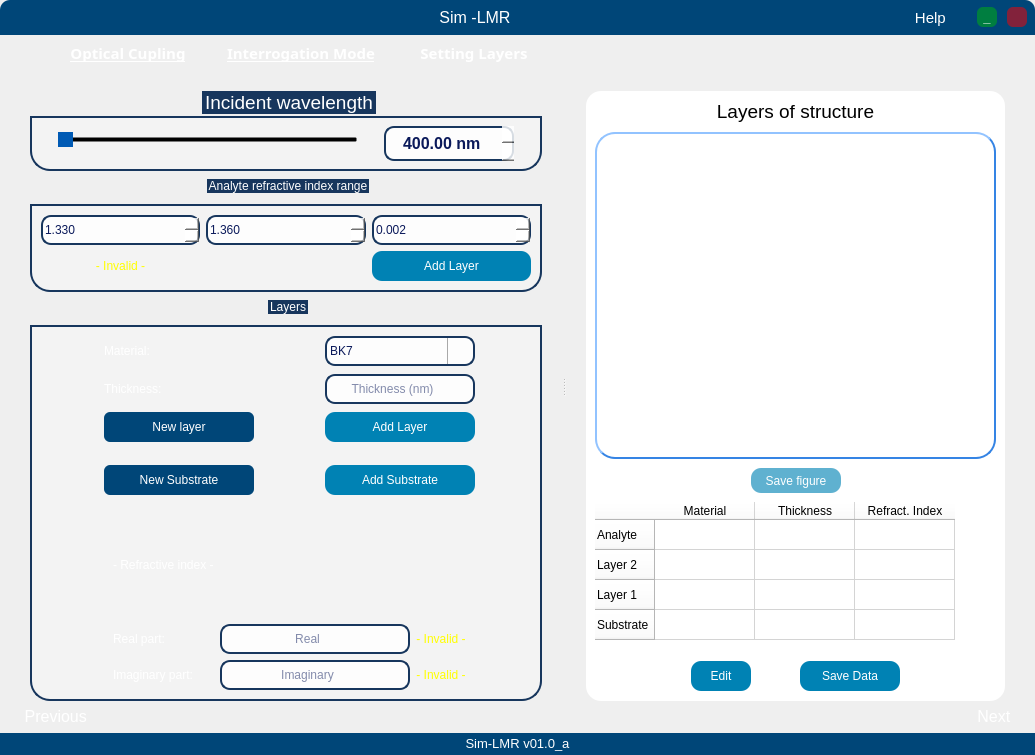
This is main_interface.ui in AdeilsonLeal1/Simulador-SPR-LMR as Qt 5 draws it before an edit. The edited form follows.
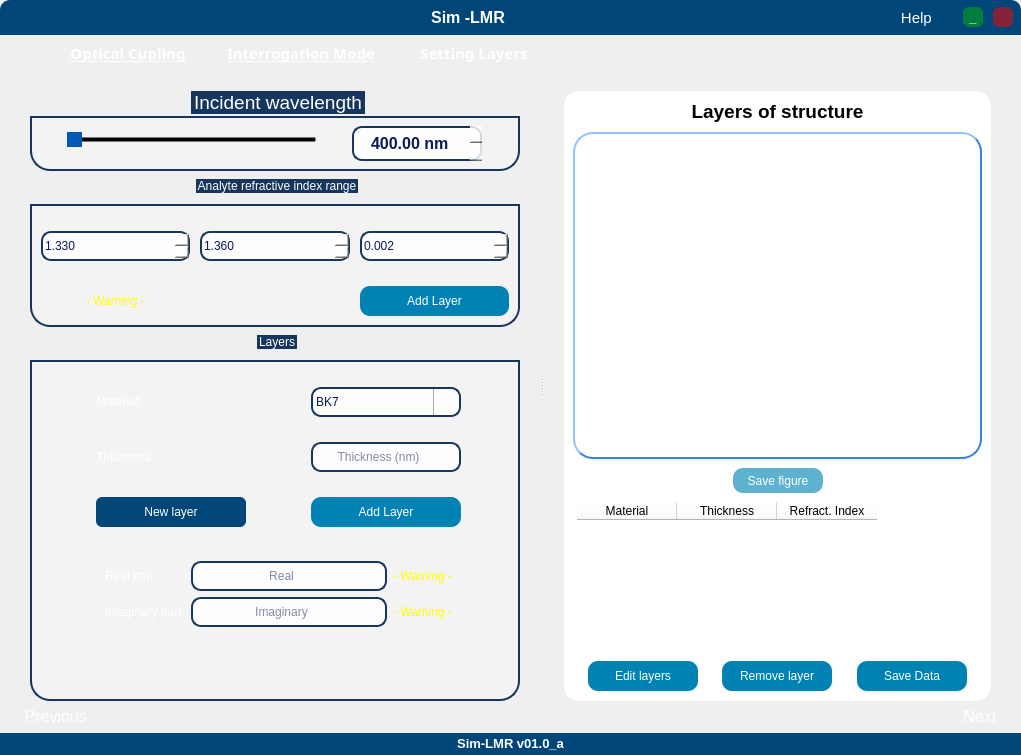
This is the edited form. The open tabs and pages were chosen to show the change. Icons and pictures are not drawn.

What changed in the file:
```diff
--- a/main_interface.ui
+++ b/main_interface.ui
@@ -6,7 +6,7 @@
    <rect>
     <x>0</x>
     <y>0</y>
-    <width>1035</width>
+    <width>1021</width>
     <height>755</height>
    </rect>
   </property>
@@ -145,8 +145,9 @@
          <font>
           <family>Ubuntu</family>
           <pointsize>10</pointsize>
+          <weight>63</weight>
           <italic>false</italic>
-          <bold>false</bold>
+          <bold>true</bold>
          </font>
         </property>
         <property name="styleSheet">
@@ -177,6 +178,7 @@
          <font>
           <family>Ubuntu</family>
           <pointsize>11</pointsize>
+          <weight>50</weight>
           <italic>false</italic>
           <bold>false</bold>
          </font>
@@ -234,6 +236,7 @@
          <font>
           <family>Ubuntu</family>
           <pointsize>10</pointsize>
+          <weight>99</weight>
           <italic>false</italic>
           <bold>true</bold>
          </font>
@@ -278,8 +281,9 @@
          <font>
           <family>Ubuntu</family>
           <pointsize>10</pointsize>
+          <weight>63</weight>
           <italic>false</italic>
-          <bold>false</bold>
+          <bold>true</bold>
          </font>
         </property>
         <property name="cursor">
@@ -2385,7 +2389,7 @@
                    <widget class="QGroupBox" name="gb_incident_wav">
                     <property name="minimumSize">
                      <size>
-                      <width>510</width>
+                      <width>400</width>
                       <height>80</height>
                      </size>
                     </property>
@@ -2399,6 +2403,7 @@
                      <font>
                       <family>Ubuntu</family>
                       <pointsize>14</pointsize>
+                      <weight>50</weight>
                       <italic>false</italic>
                       <bold>false</bold>
                      </font>
@@ -2480,7 +2485,7 @@
                        </property>
                        <property name="minimumSize">
                         <size>
-                         <width>300</width>
+                         <width>250</width>
                          <height>25</height>
                         </size>
                        </property>
@@ -2553,6 +2558,7 @@
                         <font>
                          <family>Ubuntu</family>
                          <pointsize>12</pointsize>
+                         <weight>88</weight>
                          <italic>false</italic>
                          <bold>true</bold>
                         </font>
@@ -2672,6 +2678,15 @@
                      <string>Analyte refractive index range</string>
                     </property>
                     <layout class="QGridLayout" name="gridLayout_4">
+                     <property name="topMargin">
+                      <number>25</number>
+                     </property>
+                     <property name="horizontalSpacing">
+                      <number>10</number>
+                     </property>
+                     <property name="verticalSpacing">
+                      <number>25</number>
+                     </property>
                      <item row="1" column="2">
                       <widget class="QPushButton" name="btn_add_analyte">
                        <property name="minimumSize">
@@ -2716,7 +2731,7 @@
 </string>
                        </property>
                        <property name="text">
-                        <string>&lt;html&gt;&lt;head/&gt;&lt;body&gt;&lt;p&gt;&lt;span style=&quot; color:#ffff00;&quot;&gt;- Invalid -&lt;/span&gt;&lt;/p&gt;&lt;/body&gt;&lt;/html&gt;</string>
+                        <string>&lt;html&gt;&lt;head/&gt;&lt;body&gt;&lt;p&gt;&lt;span style=&quot; color:#ffff00;&quot;&gt;- Warning -&lt;/span&gt;&lt;/p&gt;&lt;/body&gt;&lt;/html&gt;</string>
                        </property>
                        <property name="alignment">
                         <set>Qt::AlignCenter</set>
@@ -2926,7 +2941,7 @@
                       <number>9</number>
                      </property>
                      <property name="topMargin">
-                      <number>9</number>
+                      <number>25</number>
                      </property>
                      <property name="rightMargin">
                       <number>0</number>
@@ -2934,53 +2949,13 @@
                      <property name="bottomMargin">
                       <number>0</number>
                      </property>
-                     <property name="spacing">
-                      <number>8</number>
+                     <property name="horizontalSpacing">
+                      <number>10</number>
                      </property>
-                     <item row="1" column="0">
-                      <widget class="QLabel" name="label_12">
-                       <property name="styleSheet">
-                        <string notr="true">font: 14pt &quot;Ubuntu&quot;;</string>
-                       </property>
-                       <property name="text">
-                        <string>&lt;html&gt;&lt;head/&gt;&lt;body&gt;&lt;p&gt;&lt;span style=&quot; color:#ffffff;&quot;&gt;Thickness:&lt;/span&gt;&lt;/p&gt;&lt;/body&gt;&lt;/html&gt;</string>
-                       </property>
-                      </widget>
-                     </item>
-                     <item row="4" column="0">
-                      <widget class="QPushButton" name="btn_new_substrate">
-                       <property name="minimumSize">
-                        <size>
-                         <width>100</width>
-                         <height>30</height>
-                        </size>
-                       </property>
-                       <property name="maximumSize">
-                        <size>
-                         <width>150</width>
-                         <height>16777215</height>
-                        </size>
-                       </property>
-                       <property name="styleSheet">
-                        <string notr="true">QPushButton{
-		font: 400 11pt &quot;Ubuntu&quot;;
-	color: rgb(255, 255,255);
-	background-color: rgb(0, 70, 120);
-	border-radius:6px;
-}
-
-QPushButton:hover{
-	background: rgb(0, 0, 255);
-	width: 40;
-	height: 35;
-}</string>
-                       </property>
-                       <property name="text">
-                        <string>New Substrate</string>
-                       </property>
-                      </widget>
-                     </item>
-                     <item row="2" column="0">
+                     <property name="verticalSpacing">
+                      <number>25</number>
+                     </property>
+                     <item row="3" column="0">
                       <widget class="QPushButton" name="btn_new_layer">
                        <property name="minimumSize">
                         <size>
@@ -3014,22 +2989,42 @@
                       </widget>
                      </item>
                      <item row="3" column="1">
-                      <spacer name="verticalSpacer_2">
-                       <property name="orientation">
-                        <enum>Qt::Vertical</enum>
+                      <widget class="QPushButton" name="btn_add_layer">
+                       <property name="minimumSize">
+                        <size>
+                         <width>100</width>
+                         <height>30</height>
+                        </size>
                        </property>
-                       <property name="sizeType">
-                        <enum>QSizePolicy::Fixed</enum>
-                       </property>
-                       <property name="sizeHint" stdset="0">
+                       <property name="maximumSize">
                         <size>
-                         <width>20</width>
-                         <height>15</height>
+                         <width>150</width>
+                         <height>16777215</height>
                         </size>
                        </property>
-                      </spacer>
+                       <property name="styleSheet">
+                        <string notr="true">QPushButton{
+	font: 400 11pt &quot;Ubuntu&quot;;
+	color: rgb(255, 255,255);
+	background-color: rgb(0, 130, 180);
+	border-color: rgb(0, 100, 130);
+	border-width: 2px;
+	border-radius:10px;
+}
+
+QPushButton:hover{
+	background-color: rgb(00, 140, 70);
+	border-color: rgb(0, 120, 40);
+	width: 40;
+	height: 35;
+}</string>
+                       </property>
+                       <property name="text">
+                        <string>Add Layer</string>
+                       </property>
+                      </widget>
                      </item>
-                     <item row="0" column="0">
+                     <item row="1" column="0">
                       <widget class="QLabel" name="label_11">
                        <property name="styleSheet">
                         <string notr="true">font: 14pt &quot;Ubuntu&quot;;</string>
@@ -3039,7 +3034,108 @@
                        </property>
                       </widget>
                      </item>
-                     <item row="5" column="0" colspan="2">
+                     <item row="1" column="1">
+                      <widget class="QComboBox" name="cbox_material">
+                       <property name="minimumSize">
+                        <size>
+                         <width>0</width>
+                         <height>30</height>
+                        </size>
+                       </property>
+                       <property name="maximumSize">
+                        <size>
+                         <width>150</width>
+                         <height>16777215</height>
+                        </size>
+                       </property>
+                       <property name="cursor">
+                        <cursorShape>PointingHandCursor</cursorShape>
+                       </property>
+                       <property name="styleSheet">
+                        <string notr="true">QComboBox::drop-down {
+    width: 25;
+    border-left-width: 1px;
+    border-left-color: darkgray;
+    border-left-style: solid; /* just a single line */
+    border-top-right-radius: 3px; /* same radius as the QComboBox */
+    border-bottom-right-radius: 3px;
+}
+
+QComboBox
+{
+ padding: 1px 18px 1px 3px;
+color: rgb(10, 25, 90);
+font: 700 12pt &quot;Ubuntu&quot;;
+ border: 2px solid;
+border-color: #FF17365D;
+background-color: rgba(255, 255, 255,210);
+border-radius:10px;
+}
+QComboBox::down-arrow { /* shift the arrow when popup is open */
+    top: 1px;
+	image: url(:/icons/icons/arrow-down.png);
+    left: 1px;
+}</string>
+                       </property>
+                       <item>
+                        <property name="text">
+                         <string>BK7</string>
+                        </property>
+                       </item>
+                       <item>
+                        <property name="text">
+                         <string>Silica</string>
+                        </property>
+                       </item>
+                       <item>
+                        <property name="text">
+                         <string>Other</string>
+                        </property>
+                       </item>
+                      </widget>
+                     </item>
+                     <item row="2" column="1">
+                      <widget class="QLineEdit" name="thickness">
+                       <property name="minimumSize">
+                        <size>
+                         <width>0</width>
+                         <height>30</height>
+                        </size>
+                       </property>
+                       <property name="maximumSize">
+                        <size>
+                         <width>150</width>
+                         <height>16777215</height>
+                        </size>
+                       </property>
+                       <property name="styleSheet">
+                        <string notr="true"> padding: 1px 18px 1px 3px;
+color: rgb(10, 25, 90);
+font: 700 12pt &quot;Ubuntu&quot;;
+ border: 2px solid;
+border-color: #FF17365D;
+background-color: rgba(255, 255, 255,210);
+border-radius:10px;</string>
+                       </property>
+                       <property name="alignment">
+                        <set>Qt::AlignCenter</set>
+                       </property>
+                       <property name="placeholderText">
+                        <string>Thickness (nm)</string>
+                       </property>
+                      </widget>
+                     </item>
+                     <item row="2" column="0">
+                      <widget class="QLabel" name="label_12">
+                       <property name="styleSheet">
+                        <string notr="true">font: 14pt &quot;Ubuntu&quot;;</string>
+                       </property>
+                       <property name="text">
+                        <string>&lt;html&gt;&lt;head/&gt;&lt;body&gt;&lt;p&gt;&lt;span style=&quot; color:#ffffff;&quot;&gt;Thickness:&lt;/span&gt;&lt;/p&gt;&lt;/body&gt;&lt;/html&gt;</string>
+                       </property>
+                      </widget>
+                     </item>
+                     <item row="4" column="0" colspan="2">
                       <widget class="QFrame" name="frame_refractive_index">
                        <property name="frameShape">
                         <enum>QFrame::StyledPanel</enum>
@@ -3048,51 +3144,6 @@
                         <enum>QFrame::Raised</enum>
                        </property>
                        <layout class="QGridLayout" name="gridLayout_3">
-                        <item row="1" column="1">
-                         <widget class="QLineEdit" name="real_part_index">
-                          <property name="minimumSize">
-                           <size>
-                            <width>0</width>
-                            <height>30</height>
-                           </size>
-                          </property>
-                          <property name="styleSheet">
-                           <string notr="true"> padding: 1px 18px 1px 3px;
-color: rgb(10, 25, 90);
-font: 700 12pt &quot;Ubuntu&quot;;
- border: 2px solid;
-border-color: #FF17365D;
-background-color: rgba(255, 255, 255,210);
-border-radius:10px;</string>
-                          </property>
-                          <property name="alignment">
-                           <set>Qt::AlignCenter</set>
-                          </property>
-                          <property name="placeholderText">
-                           <string>Real</string>
-                          </property>
-                         </widget>
-                        </item>
-                        <item row="1" column="0">
-                         <widget class="QLabel" name="label_7">
-                          <property name="styleSheet">
-                           <string notr="true">font: 700 12pt &quot;Ubuntu&quot;;</string>
-                          </property>
-                          <property name="text">
-                           <string>&lt;html&gt;&lt;head/&gt;&lt;body&gt;&lt;p&gt;&lt;span style=&quot; color:#ffffff;&quot;&gt;Real part:&lt;/span&gt;&lt;/p&gt;&lt;/body&gt;&lt;/html&gt;</string>
-                          </property>
-                         </widget>
-                        </item>
-                        <item row="0" column="0">
-                         <widget class="QLabel" name="label_10">
-                          <property name="styleSheet">
-                           <string notr="true">font: 500 14pt &quot;Ubuntu&quot;;</string>
-                          </property>
-                          <property name="text">
-                           <string>&lt;html&gt;&lt;head/&gt;&lt;body&gt;&lt;p&gt;&lt;span style=&quot; color:#ffffff;&quot;&gt;- Refractive index -&lt;/span&gt;&lt;/p&gt;&lt;/body&gt;&lt;/html&gt;</string>
-                          </property>
-                         </widget>
-                        </item>
                         <item row="3" column="1">
                          <widget class="QLineEdit" name="imaginary_part_index">
                           <property name="minimumSize">
@@ -3128,19 +3179,29 @@
                           </property>
                          </widget>
                         </item>
-                        <item row="1" column="2">
-                         <widget class="QLabel" name="warning">
+                        <item row="0" column="1">
+                         <widget class="QLineEdit" name="real_part_index">
+                          <property name="minimumSize">
+                           <size>
+                            <width>0</width>
+                            <height>30</height>
+                           </size>
+                          </property>
                           <property name="styleSheet">
-                           <string notr="true">font: 14pt &quot;Ubuntu&quot;;
-
-</string>
-                          </property>
-                          <property name="text">
-                           <string>&lt;html&gt;&lt;head/&gt;&lt;body&gt;&lt;p&gt;&lt;span style=&quot; color:#ffff00;&quot;&gt;- Invalid -&lt;/span&gt;&lt;/p&gt;&lt;/body&gt;&lt;/html&gt;</string>
+                           <string notr="true"> padding: 1px 18px 1px 3px;
+color: rgb(10, 25, 90);
+font: 700 12pt &quot;Ubuntu&quot;;
+ border: 2px solid;
+border-color: #FF17365D;
+background-color: rgba(255, 255, 255,210);
+border-radius:10px;</string>
                           </property>
                           <property name="alignment">
                            <set>Qt::AlignCenter</set>
                           </property>
+                          <property name="placeholderText">
+                           <string>Real</string>
+                          </property>
                          </widget>
                         </item>
                         <item row="3" column="2">
@@ -3150,179 +3211,54 @@
 </string>
                           </property>
                           <property name="text">
-                           <string>&lt;html&gt;&lt;head/&gt;&lt;body&gt;&lt;p&gt;&lt;span style=&quot; color:#ffff00;&quot;&gt;- Invalid -&lt;/span&gt;&lt;/p&gt;&lt;/body&gt;&lt;/html&gt;</string>
+                           <string>&lt;html&gt;&lt;head/&gt;&lt;body&gt;&lt;p&gt;&lt;span style=&quot; color:#ffff00;&quot;&gt;- Warning -&lt;/span&gt;&lt;/p&gt;&lt;/body&gt;&lt;/html&gt;</string>
                           </property>
                           <property name="alignment">
                            <set>Qt::AlignCenter</set>
                           </property>
                          </widget>
                         </item>
+                        <item row="0" column="0">
+                         <widget class="QLabel" name="label_7">
+                          <property name="styleSheet">
+                           <string notr="true">font: 700 12pt &quot;Ubuntu&quot;;</string>
+                          </property>
+                          <property name="text">
+                           <string>&lt;html&gt;&lt;head/&gt;&lt;body&gt;&lt;p&gt;&lt;span style=&quot; color:#ffffff;&quot;&gt;Real part:&lt;/span&gt;&lt;/p&gt;&lt;/body&gt;&lt;/html&gt;</string>
+                          </property>
+                         </widget>
+                        </item>
+                        <item row="0" column="2">
+                         <widget class="QLabel" name="warning">
+                          <property name="styleSheet">
+                           <string notr="true">font: 14pt &quot;Ubuntu&quot;;
+
+</string>
+                          </property>
+                          <property name="text">
+                           <string>&lt;html&gt;&lt;head/&gt;&lt;body&gt;&lt;p&gt;&lt;span style=&quot; color:#ffff00;&quot;&gt;- Warning -&lt;/span&gt;&lt;/p&gt;&lt;/body&gt;&lt;/html&gt;</string>
+                          </property>
+                          <property name="alignment">
+                           <set>Qt::AlignCenter</set>
+                          </property>
+                         </widget>
+                        </item>
+                        <item row="4" column="1">
+                         <spacer name="verticalSpacer_3">
+                          <property name="orientation">
+                           <enum>Qt::Vertical</enum>
+                          </property>
+                          <property name="sizeHint" stdset="0">
+                           <size>
+                            <width>20</width>
+                            <height>40</height>
+                           </size>
+                          </property>
+                         </spacer>
+                        </item>
                        </layout>
                       </widget>
                      </item>
-                     <item row="4" column="1">
-                      <widget class="QPushButton" name="btn_add_substrate">
-                       <property name="minimumSize">
-                        <size>
-                         <width>100</width>
-                         <height>30</height>
-                        </size>
-                       </property>
-                       <property name="maximumSize">
-                        <size>
-                         <width>150</width>
-                         <height>16777215</height>
-                        </size>
-                       </property>
-                       <property name="styleSheet">
-                        <string notr="true">QPushButton{
-	font: 400 11pt &quot;Ubuntu&quot;;
-	color: rgb(255, 255,255);
-	background-color: rgb(0, 130, 180);
-	border-color: rgb(0, 100, 130);
-	border-width: 2px;
-	border-radius:10px;
-}
-
-QPushButton:hover{
-	background-color: rgb(00, 140, 70);
-	border-color: rgb(0, 120, 40);
-	width: 40;
-	height: 35;
-}</string>
-                       </property>
-                       <property name="text">
-                        <string>Add Substrate</string>
-                       </property>
-                      </widget>
-                     </item>
-                     <item row="2" column="1">
-                      <widget class="QPushButton" name="btn_add_layer">
-                       <property name="minimumSize">
-                        <size>
-                         <width>100</width>
-                         <height>30</height>
-                        </size>
-                       </property>
-                       <property name="maximumSize">
-                        <size>
-                         <width>150</width>
-                         <height>16777215</height>
-                        </size>
-                       </property>
-                       <property name="styleSheet">
-                        <string notr="true">QPushButton{
-	font: 400 11pt &quot;Ubuntu&quot;;
-	color: rgb(255, 255,255);
-	background-color: rgb(0, 130, 180);
-	border-color: rgb(0, 100, 130);
-	border-width: 2px;
-	border-radius:10px;
-}
-
-QPushButton:hover{
-	background-color: rgb(00, 140, 70);
-	border-color: rgb(0, 120, 40);
-	width: 40;
-	height: 35;
-}</string>
-                       </property>
-                       <property name="text">
-                        <string>Add Layer</string>
-                       </property>
-                      </widget>
-                     </item>
-                     <item row="1" column="1">
-                      <widget class="QLineEdit" name="thickness">
-                       <property name="minimumSize">
-                        <size>
-                         <width>0</width>
-                         <height>30</height>
-                        </size>
-                       </property>
-                       <property name="maximumSize">
-                        <size>
-                         <width>150</width>
-                         <height>16777215</height>
-                        </size>
-                       </property>
-                       <property name="styleSheet">
-                        <string notr="true"> padding: 1px 18px 1px 3px;
-color: rgb(10, 25, 90);
-font: 700 12pt &quot;Ubuntu&quot;;
- border: 2px solid;
-border-color: #FF17365D;
-background-color: rgba(255, 255, 255,210);
-border-radius:10px;</string>
-                       </property>
-                       <property name="alignment">
-                        <set>Qt::AlignCenter</set>
-                       </property>
-                       <property name="placeholderText">
-                        <string>Thickness (nm)</string>
-                       </property>
-                      </widget>
-                     </item>
-                     <item row="0" column="1">
-                      <widget class="QComboBox" name="cbox_material">
-                       <property name="minimumSize">
-                        <size>
-                         <width>0</width>
-                         <height>30</height>
-                        </size>
-                       </property>
-                       <property name="maximumSize">
-                        <size>
-                         <width>150</width>
-                         <height>16777215</height>
-                        </size>
-                       </property>
-                       <property name="cursor">
-                        <cursorShape>PointingHandCursor</cursorShape>
-                       </property>
-                       <property name="styleSheet">
-                        <string notr="true">QComboBox::drop-down {
-    width: 25;
-    border-left-width: 1px;
-    border-left-color: darkgray;
-    border-left-style: solid; /* just a single line */
-    border-top-right-radius: 3px; /* same radius as the QComboBox */
-    border-bottom-right-radius: 3px;
-}
-
-QComboBox
-{
- padding: 1px 18px 1px 3px;
-color: rgb(10, 25, 90);
-font: 700 12pt &quot;Ubuntu&quot;;
- border: 2px solid;
-border-color: #FF17365D;
-background-color: rgba(255, 255, 255,210);
-border-radius:10px;
-}
-QComboBox::down-arrow { /* shift the arrow when popup is open */
-    top: 1px;
-	image: url(:/icons/icons/arrow-down.png);
-    left: 1px;
-}</string>
-                       </property>
-                       <item>
-                        <property name="text">
-                         <string>BK7</string>
-                        </property>
-                       </item>
-                       <item>
-                        <property name="text">
-                         <string>Silica</string>
-                        </property>
-                       </item>
-                       <item>
-                        <property name="text">
-                         <string>Other</string>
-                        </property>
-                       </item>
-                      </widget>
-                     </item>
                     </layout>
                    </widget>
                   </item>
@@ -3975,8 +3911,9 @@
                     <font>
                      <family>Ubuntu</family>
                      <pointsize>14</pointsize>
+                     <weight>63</weight>
                      <italic>false</italic>
-                     <bold>false</bold>
+                     <bold>true</bold>
                     </font>
                    </property>
                    <property name="styleSheet">
@@ -4097,7 +4034,7 @@
                    </property>
                    <property name="maximumSize">
                     <size>
-                     <width>550</width>
+                     <width>16777215</width>
                      <height>150</height>
                     </size>
                    </property>
@@ -4122,26 +4059,6 @@
                    <attribute name="horizontalHeaderStretchLastSection">
                     <bool>false</bool>
                    </attribute>
-                   <row>
-                    <property name="text">
-                     <string>Analyte</string>
-                    </property>
-                   </row>
-                   <row>
-                    <property name="text">
-                     <string>Layer 2</string>
-                    </property>
-                   </row>
-                   <row>
-                    <property name="text">
-                     <string>Layer 1</string>
-                    </property>
-                   </row>
-                   <row>
-                    <property name="text">
-                     <string>Substrate</string>
-                    </property>
-                   </row>
                    <column>
                     <property name="text">
                      <string>Material</string>
@@ -4161,6 +4078,54 @@
                  </item>
                  <item>
                   <layout class="QHBoxLayout" name="horizontalLayout_92">
+                   <item>
+                    <spacer name="horizontalSpacer">
+                     <property name="orientation">
+                      <enum>Qt::Horizontal</enum>
+                     </property>
+                     <property name="sizeHint" stdset="0">
+                      <size>
+                       <width>40</width>
+                       <height>20</height>
+                      </size>
+                     </property>
+                    </spacer>
+                   </item>
+                   <item>
+                    <widget class="QPushButton" name="btn_edit_layers_2">
+                     <property name="sizePolicy">
+                      <sizepolicy hsizetype="Minimum" vsizetype="Preferred">
+                       <horstretch>0</horstretch>
+                       <verstretch>0</verstretch>
+                      </sizepolicy>
+                     </property>
+                     <property name="minimumSize">
+                      <size>
+                       <width>110</width>
+                       <height>30</height>
+                      </size>
+                     </property>
+                     <property name="styleSheet">
+                      <string notr="true">QPushButton{
+	font: 400 11pt &quot;Ubuntu&quot;;
+	color: rgb(255, 255,255);
+	background-color: rgb(0, 130, 180);
+	border-color: rgb(0, 100, 130);
+	border-width: 2px;
+	border-radius:10px;
+}
+
+QPushButton:hover{
+	background: rgb(0, 0, 255);
+	width: 40;
+	height: 35;
+}</string>
+                     </property>
+                     <property name="text">
+                      <string>Edit layers</string>
+                     </property>
+                    </widget>
+                   </item>
                    <item>
                     <spacer name="horizontalSpacer_218">
                      <property name="orientation">
@@ -4184,7 +4149,7 @@
                      </property>
                      <property name="minimumSize">
                       <size>
-                       <width>60</width>
+                       <width>110</width>
                        <height>30</height>
                       </size>
                      </property>
@@ -4206,7 +4171,7 @@
 }</string>
                      </property>
                      <property name="text">
-                      <string>Edit</string>
+                      <string>Remove layer</string>
                      </property>
                     </widget>
                    </item>
@@ -4216,7 +4181,7 @@
                       <enum>Qt::Horizontal</enum>
                      </property>
                      <property name="sizeType">
-                      <enum>QSizePolicy::Fixed</enum>
+                      <enum>QSizePolicy::Preferred</enum>
                      </property>
                      <property name="sizeHint" stdset="0">
                       <size>
@@ -4236,7 +4201,7 @@
                      </property>
                      <property name="minimumSize">
                       <size>
-                       <width>100</width>
+                       <width>110</width>
                        <height>30</height>
                       </size>
                      </property>
@@ -8522,8 +8487,9 @@
          <font>
           <family>Ubuntu</family>
           <pointsize>10</pointsize>
+          <weight>63</weight>
           <italic>false</italic>
-          <bold>false</bold>
+          <bold>true</bold>
          </font>
         </property>
         <property name="styleSheet">
```
Left out of the diff: 770 changed lines with no effect on the pictures.
